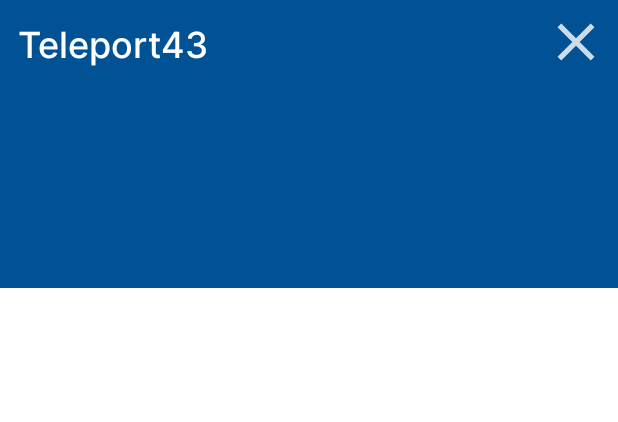
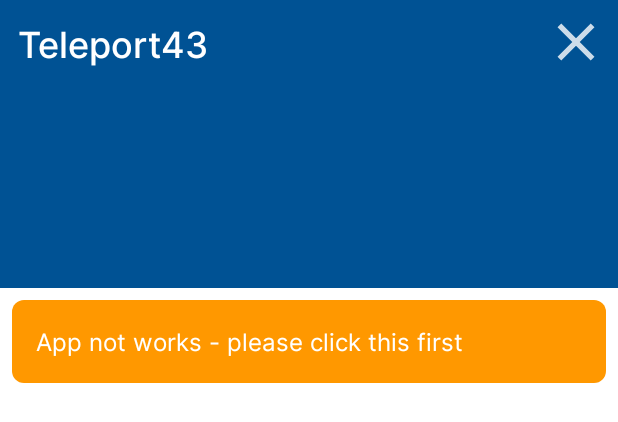
Before and after one commit to RealVolAnd/Teleport43, an Android app: the layout activity_main.xml on its own in the app's theme, with its tools: preview values and no code run, on a phone screen of 412 x 824 dp. Shown: the top 422 px of the screen. Run offline under Robolectric (Android 15) with nearby library versions, the phone set to English and light mode, and no system bars.

Commit message:
Работает. Делаю интерфейс

```diff
--- a/app/build.gradle
+++ b/app/build.gradle
@@ -9,7 +9,7 @@ android {
 
     defaultConfig {
         applicationId "com.ssstor.teleport43"
-        minSdk 26
+        minSdk 29
         targetSdk 32
         versionCode 1
         versionName "1.0"
--- a/app/src/main/java/com/ssstor/teleport43/App.kt
+++ b/app/src/main/java/com/ssstor/teleport43/App.kt
@@ -8,6 +8,9 @@ class App : Application() {
 
     companion object {
         lateinit var instance: App
+        var LON: Double = 14.7896
+        var LAT: Double = -15.9075
+        var ALT: Double = 10.0
     }
 
     override fun onCreate() {
--- /dev/null
+++ b/app/src/main/res/drawable/main_help_text_shape.xml
@@ -0,0 +1,10 @@
+<?xml version="1.0" encoding="utf-8"?>
+<shape xmlns:android="http://schemas.android.com/apk/res/android">
+    <corners
+        android:radius="8dp" />
+    <stroke
+        android:color="@color/black"
+        android:width="0dp" />
+    <solid
+        android:color="#FF9800" />
+</shape>
--- a/app/src/main/res/layout/activity_main.xml
+++ b/app/src/main/res/layout/activity_main.xml
@@ -67,7 +67,24 @@
         <androidx.constraintlayout.widget.ConstraintLayout
             android:layout_width="match_parent"
             android:layout_height="match_parent"
-            tools:context=".ui.MainActivity" />
+            tools:context=".ui.MainActivity" >
+
+            <TextView
+                android:id="@+id/main_help_text"
+                android:layout_width="0dp"
+                android:layout_height="wrap_content"
+                android:layout_margin="8dp"
+                android:background="@drawable/main_help_text_shape"
+                android:fontFamily="@font/inter_regular"
+                android:padding="16dp"
+                android:text="App not works - please click this first"
+                android:textAlignment="viewStart"
+                android:textColor="@color/white"
+                android:textSize="16sp"
+                app:layout_constraintEnd_toEndOf="parent"
+                app:layout_constraintStart_toStartOf="parent"
+                app:layout_constraintTop_toTopOf="parent" />
+        </androidx.constraintlayout.widget.ConstraintLayout>
 
     </androidx.core.widget.NestedScrollView>
 
--- a/app/src/main/res/values/colors.xml
+++ b/app/src/main/res/values/colors.xml
@@ -1,6 +1,7 @@
 <?xml version="1.0" encoding="utf-8"?>
 <resources>
     <color name="main_title_color">#005294</color>
+    <color name="alert_color">#FF9800</color>
     <color name="purple_200">#FFBB86FC</color>
     <color name="purple_500">#FF6200EE</color>
     <color name="purple_700">#FF3700B3</color>
--- a/app/src/main/res/values/strings.xml
+++ b/app/src/main/res/values/strings.xml
@@ -1,3 +1,4 @@
 <resources>
     <string name="app_name">Teleport43</string>
+    <string name="help_short_text">App not works - please click this first</string>
 </resources>
```
Also changed, not shown: app/src/main/java/com/ssstor/teleport43/services/MockLocationProvider.kt (+10 -4 lines), app/src/main/java/com/ssstor/teleport43/services/MockLocationService.kt (+15 -28 lines), app/src/main/java/com/ssstor/teleport43/ui/MainActivity.kt (+60 -1 lines).
